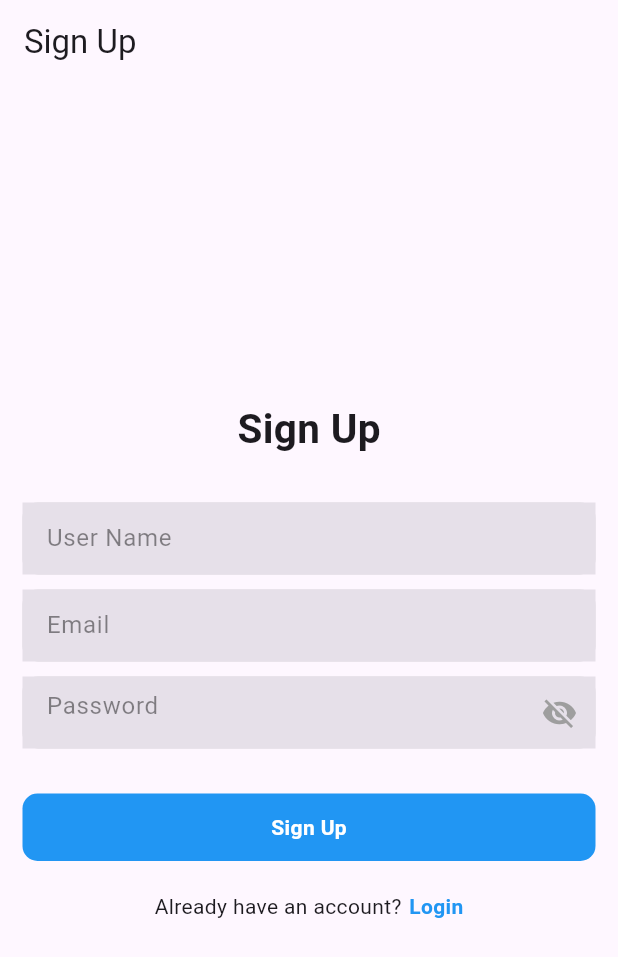
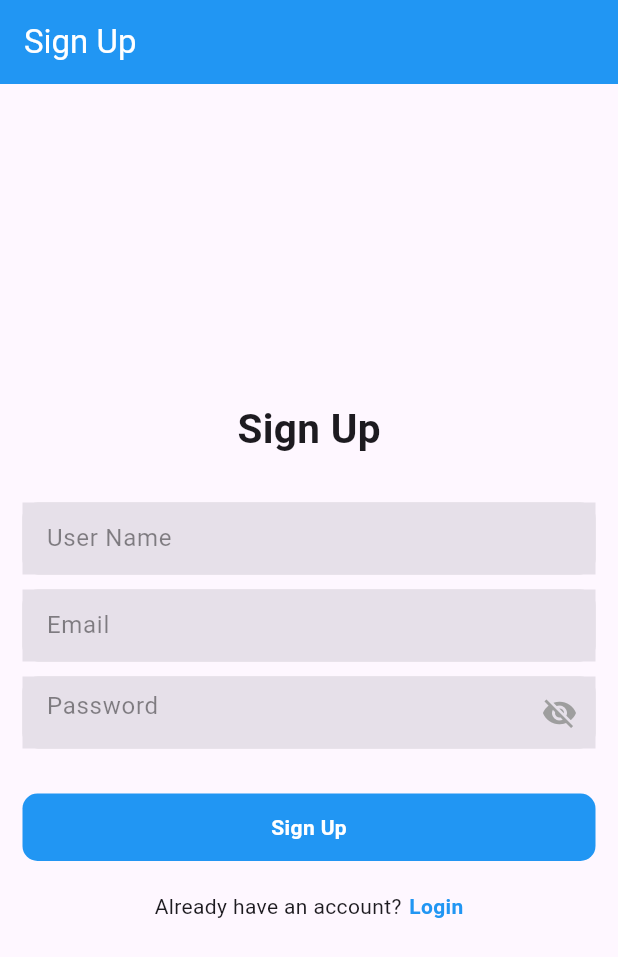
Before and after one commit to RTSmith801/flutter_firebase_todo, a Flutter app: the screen it shows after launch, after a tap on "Sign Up", on a phone screen of 412 x 824 dp. Shown: the top 957 px of the screen. Run offline on Flutter 3.47's test engine with Material 3 defaults, Android fonts, the phone set to English and light mode, and no system bars; our stand-ins replace cloud_firestore, firebase_analytics, firebase_auth, firebase_core, fluttertoast; accounts and stored records are empty; network calls fail.

Commit message:
All colors aligned to blue and white. back navigation buttons removed from pages.

```diff
--- a/lib/services/toast.dart
+++ b/lib/global/common/toast.dart
@@ -7,6 +7,7 @@ void showToast({required String message}){
       toastLength: Toast.LENGTH_SHORT,
       gravity: ToastGravity.BOTTOM,
       timeInSecForIosWeb: 1,
+      // background color doesn't seem to be working..
       backgroundColor: Colors.blue,
       textColor: Colors.white,
       fontSize: 16.0
--- a/lib/pages/login_page.dart
+++ b/lib/pages/login_page.dart
@@ -1,6 +1,7 @@
 import 'package:firebase_auth/firebase_auth.dart';
 import 'package:flutter/cupertino.dart';
 import 'package:flutter/material.dart';
+import 'package:flutter_firebase_todo/global/common/toast.dart';
 import 'package:flutter_firebase_todo/pages/home_page.dart';
 import 'package:flutter_firebase_todo/pages/sign_up_page.dart';
 import 'package:flutter_firebase_todo/services/firebase_auth_services.dart';
@@ -20,6 +21,7 @@ class _LoginPageState extends State<LoginPage> {
   TextEditingController _emailController = TextEditingController();
   TextEditingController _passwordController = TextEditingController();
 
+
   @override
   // prevents memory leaks
   void dispose() {
@@ -32,8 +34,13 @@ class _LoginPageState extends State<LoginPage> {
   Widget build(BuildContext context) {
     return Scaffold(
       appBar: AppBar(
-        title: Text("Login"),
+        title: Text(
+          "Login",
+          style: TextStyle(color: Theme.of(context).colorScheme.onPrimary),
+        ),
+        backgroundColor: Colors.blue,
       ),
+
       body: Center(
         child: Padding(
           padding: const EdgeInsets.symmetric(horizontal: 15),
@@ -107,9 +114,11 @@ class _LoginPageState extends State<LoginPage> {
 
     if (user != null){
       print("User is successfully signed in");
-      Navigator.pushNamed(context, "/home");
+      showToast(message: "User is successfully signed in");
+      Navigator.pushReplacementNamed(context, "/home");
     } else {
       print("Error occurred in login_page.dart (approx. line 114)");
+      showToast(message: "An error occurred");
     }
   }
 }
--- a/lib/pages/sign_up_page.dart
+++ b/lib/pages/sign_up_page.dart
@@ -1,6 +1,7 @@
 import 'package:firebase_auth/firebase_auth.dart';
 import 'package:flutter/cupertino.dart';
 import 'package:flutter/material.dart';
+import 'package:flutter_firebase_todo/global/common/toast.dart';
 import 'package:flutter_firebase_todo/pages/login_page.dart';
 import 'package:flutter_firebase_todo/services/firebase_auth_services.dart';
 import 'package:flutter_firebase_todo/services/form_container_widget.dart';
@@ -9,7 +10,6 @@ import 'package:flutter_firebase_todo/services/form_container_widget.dart';
 class SignUpPage extends StatefulWidget {
 
   const SignUpPage({Key? key});
-
   @override
   State<SignUpPage> createState() => _SignUpPageState();
 }
@@ -21,6 +21,8 @@ class _SignUpPageState extends State<SignUpPage> {
   TextEditingController _usernameController = TextEditingController();
   TextEditingController _emailController = TextEditingController();
   TextEditingController _passwordController = TextEditingController();
+
+  bool isSigningUp = false;
 
   @override
   // prevents memory leaks
@@ -35,7 +37,11 @@ class _SignUpPageState extends State<SignUpPage> {
   Widget build(BuildContext context) {
     return Scaffold(
       appBar: AppBar(
-        title: Text("Sign Up"),
+        title: Text(
+            "Sign Up",
+            style: TextStyle(color: Colors.white),
+        ),
+        backgroundColor: Colors.blue,
       ),
       body: Center(
         child: Padding(
@@ -84,9 +90,18 @@ class _SignUpPageState extends State<SignUpPage> {
                       color: Colors.blue,
                       borderRadius: BorderRadius.circular(10),
                     ),
-                    child: Center(child: Text("Sign Up",style: TextStyle(color: Colors.white,fontWeight: FontWeight.bold),))
+                    child: Center(
+                        child: isSigningUp ? CircularProgressIndicator(
+                          color: Colors.white,) : Text(
+                          "Sign Up",
+                          style: TextStyle(
+                              color: Colors.white,
+                              fontWeight: FontWeight.bold,
+                          ),
+                        ),
+                    ),
+                  ),
                 ),
-              ),
               SizedBox(height: 20,),
               Row(mainAxisAlignment: MainAxisAlignment.center,
                 children: [
@@ -108,18 +123,27 @@ class _SignUpPageState extends State<SignUpPage> {
   }
 
   void _signUp() async {
+    setState(() {
+      isSigningUp = true;
+    });
+
     String username = _usernameController.text;
     String email = _emailController.text;
     String password = _passwordController.text;
 
     User? user = await _auth.signUpWithEmailAndPassword(email, password);
 
+    setState(() {
+      isSigningUp = false;
+    });
+
     print("user = ");
     print(user);
 
     if (user != null){
       print("User is successfully created");
-      Navigator.pushNamed(context, "/home");
+      showToast(message: "User is successfully created!");
+      Navigator.pushReplacementNamed(context, "/home");
     } else {
       print("Error occurred in sign_up_page.dart (approx. line 121)");
     }
--- a/lib/pages/splash_screen.dart
+++ b/lib/pages/splash_screen.dart
@@ -30,6 +30,7 @@ class _SplashScreenState extends State<SplashScreen> {
               style: TextStyle(
                 color: Colors.blue,
                 fontWeight: FontWeight.bold,
+                fontSize: 26,
               ),
             )
         )
```
Also changed, not shown: lib/main.dart (+0 -79 lines), lib/pages/home_page.dart (+18 -16 lines), lib/services/firebase_auth_services.dart (+16 -2 lines), 1 other file.
